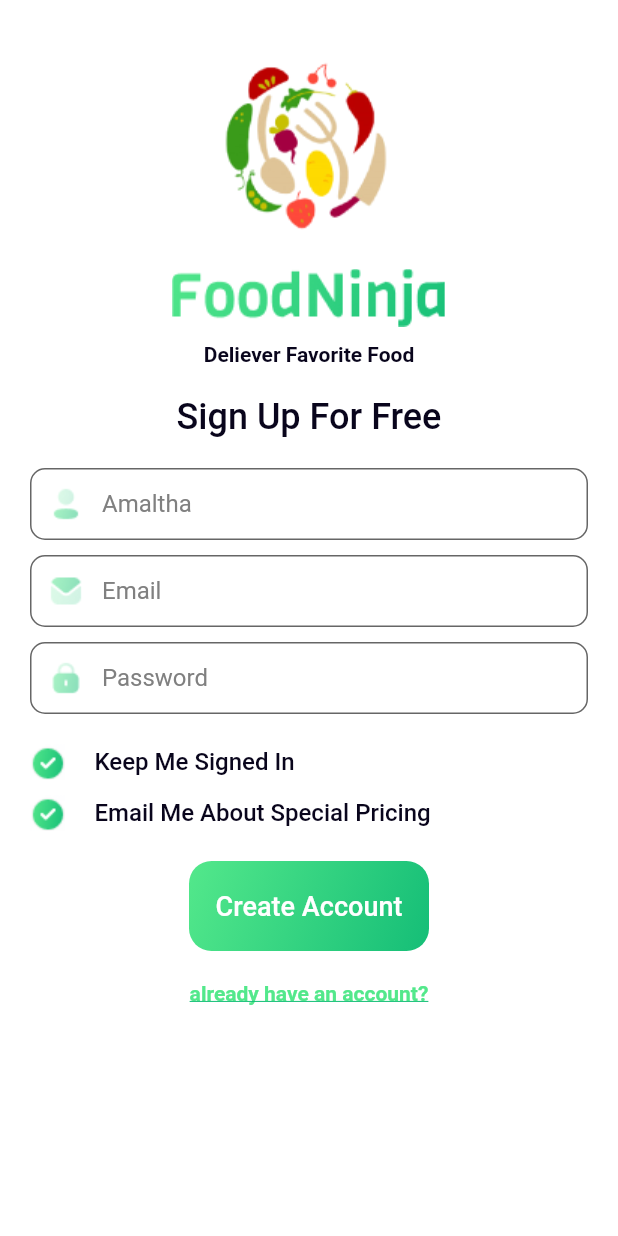
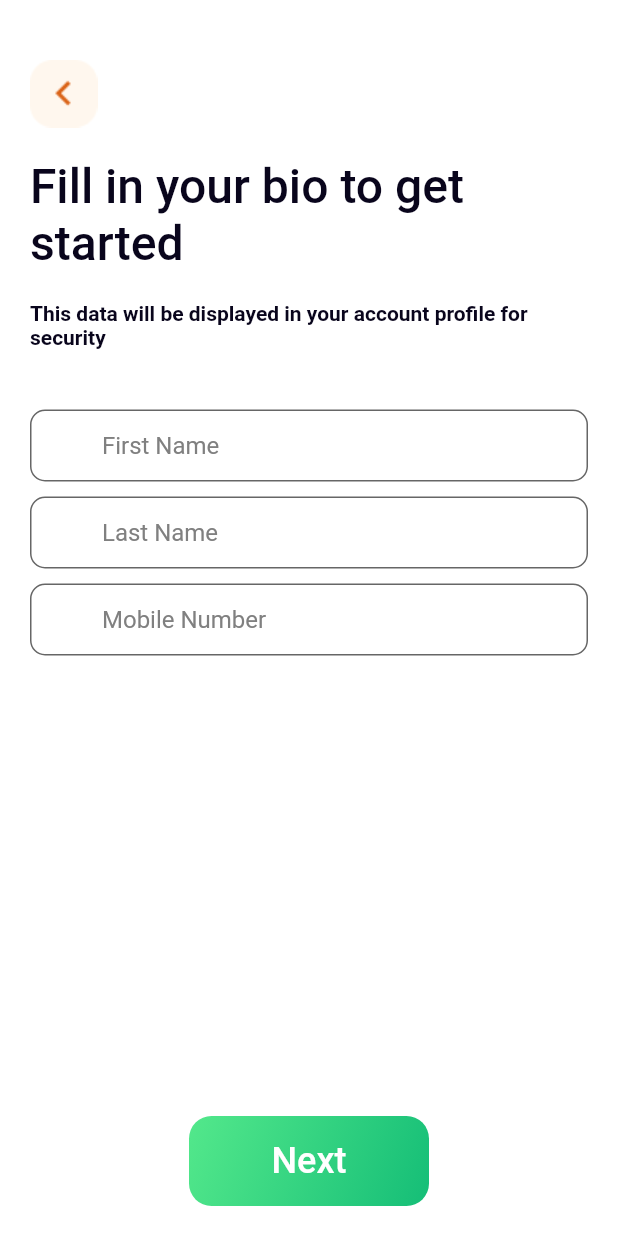
Before and after one commit to prasanjitha/food-ninja, a Flutter app: the screen it shows after launch, after a tap on "Create Account", on a phone screen of 412 x 824 dp. Run offline on Flutter 3.47's test engine with Material 2 defaults, Android fonts, the phone set to English and light mode, and no system bars; our stand-ins replace bloc, flutter_bloc.

Commit message:
sing up process screen implementation

```diff
--- a/lib/router/router.dart
+++ b/lib/router/router.dart
@@ -4,6 +4,7 @@ import 'package:food_ninja/views/onboarding_screens/onboarding_screen_one.dart';
 import 'package:food_ninja/views/onboarding_screens/onboarding_screen_three.dart';
 import 'package:food_ninja/views/onboarding_screens/onboarding_screen_two.dart';
 import 'package:food_ninja/views/signIn_page/sign_in_page_provider.dart';
+import 'package:food_ninja/views/signup_process_page/signup_process_page_provider.dart';
 
 import '../views/sign_up_page/sign_up_page_provider.dart';
 
@@ -32,6 +33,10 @@ Route<dynamic> generateRoute(RouteSettings settings) {
       return MaterialPageRoute(
         builder: ((context) => SignUpPageProvider()),
       );
+    case SignupProcessRoute:
+      return MaterialPageRoute(
+        builder: ((context) => SignupProcessPageProvider()),
+      );
     default:
       return MaterialPageRoute(
         builder: ((context) => const OBScreenOne()),
--- a/lib/router/routing_constant.dart
+++ b/lib/router/routing_constant.dart
@@ -5,3 +5,4 @@ const String OBScreenTwoRoute = 'obScreenTwo';
 const String OBScreenThreeRoute = 'obScreenThree';
 const String SignInRoute = 'signIn';
 const String SignUpRoute = 'signUp';
+const String SignupProcessRoute = 'signupProcess';
--- /dev/null
+++ b/lib/views/home_page copy/home_page_event.dart
@@ -0,0 +1,4 @@
+import 'package:flutter/foundation.dart';
+
+@immutable
+abstract class HomePageEvent {}
--- /dev/null
+++ b/lib/views/home_page copy/home_page_state.dart
@@ -0,0 +1,22 @@
+import 'package:flutter/foundation.dart';
+
+@immutable
+class HomePageState {
+  final String error;
+
+  const HomePageState({
+    required this.error,
+  });
+
+  static HomePageState get initialState {
+    return const HomePageState(error: '');
+  }
+
+  HomePageState clone({
+    String? error,
+  }) {
+    return HomePageState(
+      error: error ?? this.error,
+    );
+  }
+}
--- a/lib/views/sign_up_page/sign_up_page_view.dart
+++ b/lib/views/sign_up_page/sign_up_page_view.dart
@@ -1,4 +1,5 @@
 import 'package:flutter/material.dart';
+import 'package:food_ninja/router/routing_constant.dart';
 import 'package:food_ninja/widgets/activate_title.dart';
 
 import '../../themes/custom_colors.dart';
@@ -82,19 +83,32 @@ class _SignUpPageViewState extends State<SignUpPageView> {
                 ),
                 CustomButton(
                   text: 'Create Account',
-                  tap: () {},
+                  tap: () {
+                    Navigator.popAndPushNamed(
+                      context,
+                      SignupProcessRoute,
+                    );
+                  },
                   fontSize: 18.0,
                 ),
                 const SizedBox(
                   height: 20.0,
                 ),
-                Text(
+                InkWell(
+                  onTap: () {
+                    Navigator.popAndPushNamed(
+                      context,
+                      SignInRoute,
+                    );
+                  },
+                  child: Text(
                     'already have an account?',
                     style: Theme.of(context).textTheme.headline5!.copyWith(
                           color: CustomColors.LIGHTGREEN,
                           decoration: TextDecoration.underline,
                           decorationColor: CustomColors.DARKGREEN,
                           decorationThickness: 1,
+                        ),
                   ),
                 ),
               ],
--- /dev/null
+++ b/lib/views/signup_process_page/signup_process_page_event.dart
@@ -0,0 +1,4 @@
+import 'package:flutter/foundation.dart';
+
+@immutable
+abstract class SignupProcessPageEvent {}
--- /dev/null
+++ b/lib/views/signup_process_page/signup_process_page_state.dart
@@ -0,0 +1,22 @@
+import 'package:flutter/foundation.dart';
+
+@immutable
+class SignupProcessPageState {
+  final String error;
+
+  const SignupProcessPageState({
+    required this.error,
+  });
+
+  static SignupProcessPageState get initialState {
+    return const SignupProcessPageState(error: '');
+  }
+
+  SignupProcessPageState clone({
+    String? error,
+  }) {
+    return SignupProcessPageState(
+      error: error ?? this.error,
+    );
+  }
+}
--- /dev/null
+++ b/lib/views/signup_process_page/signup_process_page_view.dart
@@ -0,0 +1,76 @@
+import 'package:flutter/material.dart';
+import '../../widgets/custom_button.dart';
+import '../../widgets/custom_text_field.dart';
+
+class SignupProcessPageView extends StatefulWidget {
+  const SignupProcessPageView({Key? key}) : super(key: key);
+
+  @override
+  _SignupProcessPageViewState createState() => _SignupProcessPageViewState();
+}
+
+class _SignupProcessPageViewState extends State<SignupProcessPageView> {
+  @override
+  Widget build(BuildContext context) {
+    return Scaffold(
+      body: SingleChildScrollView(
+        child: Center(
+          child: Padding(
+            padding: const EdgeInsets.all(20.0),
+            child: Column(
+              crossAxisAlignment: CrossAxisAlignment.start,
+              children: [
+                const SizedBox(
+                  height: 20.0,
+                ),
+                Image.asset(
+                  'assets/icons/IconBack.png',
+                ),
+                const SizedBox(
+                  height: 20.0,
+                ),
+                Text(
+                  'Fill in your bio to get started',
+                  style: Theme.of(context).textTheme.headline2,
+                  textAlign: TextAlign.start,
+                ),
+                const SizedBox(
+                  height: 20.0,
+                ),
+                Text(
+                  'This data will be displayed in your account profile for security',
+                  style: Theme.of(context).textTheme.headline5,
+                ),
+                const SizedBox(
+                  height: 40.0,
+                ),
+                CustomTextFormField(hintText: 'First Name'),
+                const SizedBox(
+                  height: 10.0,
+                ),
+                CustomTextFormField(hintText: 'Last Name'),
+                const SizedBox(
+                  height: 10.0,
+                ),
+                CustomTextFormField(hintText: 'Mobile Number'),
+                const SizedBox(
+                  height: 10.0,
+                ),
+              ],
+            ),
+          ),
+        ),
+      ),
+      bottomSheet: Align(
+        alignment: Alignment.bottomCenter,
+        child: Padding(
+          padding: const EdgeInsets.all(20.0),
+          child: CustomButton(
+            text: 'Next',
+            tap: () {},
+          ),
+        ),
+      ),
+    );
+  }
+}
```
Also changed, not shown: lib/views/home_page copy/home_page_bloc.dart (added, +8 -0 lines), lib/views/home_page copy/home_page_provider.dart (added, +14 -0 lines), lib/views/home_page copy/home_page_view.dart (added, +20 -0 lines), lib/views/signup_process_page/signup_process_page_bloc.dart (added, +10 -0 lines), lib/views/signup_process_page/signup_process_page_provider.dart (added, +13 -0 lines), assets/icons/IconBack.png (added). Lines whose indentation alone changed are shown as unchanged.
